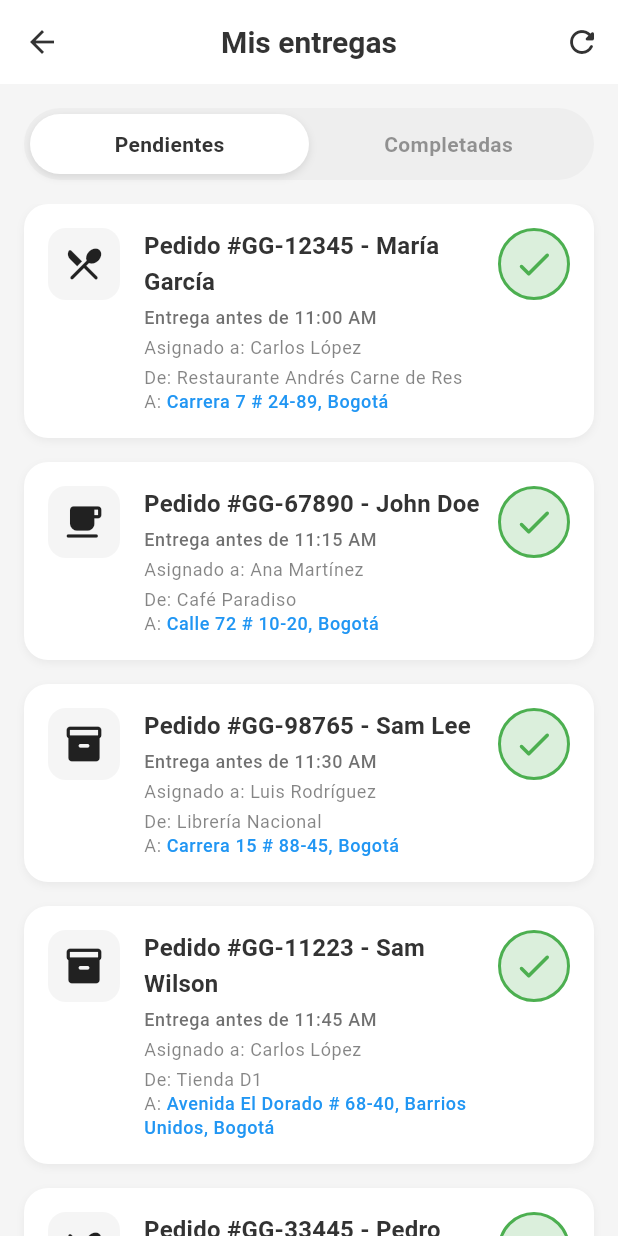
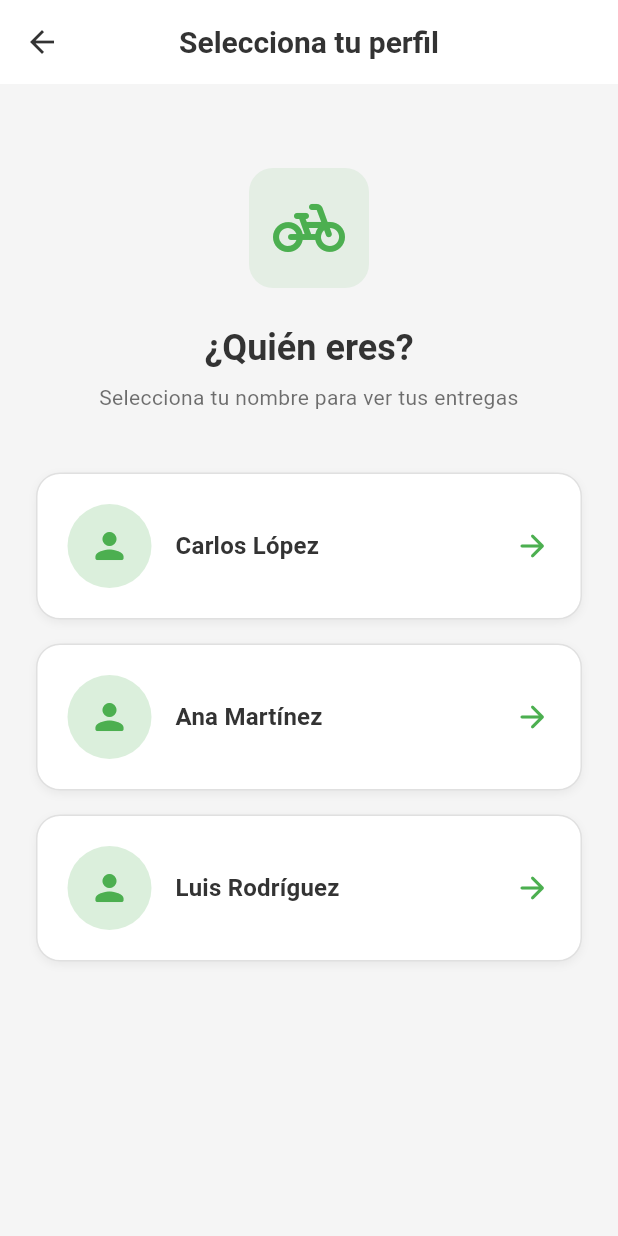
Before and after one commit to JuanFernandoBallesterosMaciasUIS/GreenGo-Logistics3, a Flutter app: the screen it shows after launch, after a tap on "Repartidor", on a phone screen of 412 x 824 dp. Run offline on Flutter 3.47's test engine with Material 3 defaults, Android fonts, the phone set to English and light mode, and no system bars; Roboto replaces fonts that are missing (Manrope).

Commit message:
feat: Agrega pantalla de selección de repartidor y actualiza navegación

```diff
--- a/lib/screens/delivery_person_screen.dart
+++ b/lib/screens/delivery_person_screen.dart
@@ -6,7 +6,12 @@ import '../config/theme.dart';
 import 'package:intl/intl.dart';
 
 class DeliveryPersonScreen extends StatefulWidget {
-  const DeliveryPersonScreen({super.key});
+  final String deliveryPersonName;
+
+  const DeliveryPersonScreen({
+    super.key,
+    required this.deliveryPersonName,
+  });
 
   @override
   State<DeliveryPersonScreen> createState() => _DeliveryPersonScreenState();
@@ -20,9 +25,17 @@ class _DeliveryPersonScreenState extends State<DeliveryPersonScreen> {
     final theme = Theme.of(context);
     final provider = context.watch<DeliveryProvider>();
 
+    // Filtrar entregas solo del repartidor seleccionado
+    final personDeliveries =
+        provider.getDeliveriesForPerson(widget.deliveryPersonName);
+
     final displayDeliveries = _showPending
-        ? provider.pendingDeliveries
-        : provider.completedDeliveries;
+        ? personDeliveries
+            .where((d) => d.status == DeliveryStatus.pending)
+            .toList()
+        : personDeliveries
+            .where((d) => d.status == DeliveryStatus.completed)
+            .toList();
 
     return Scaffold(
       appBar: AppBar(
@@ -30,7 +43,7 @@ class _DeliveryPersonScreenState extends State<DeliveryPersonScreen> {
           icon: const Icon(Icons.arrow_back),
           onPressed: () => Navigator.pop(context),
         ),
-        title: const Text('Mis entregas'),
+        title: Text('Entregas de ${widget.deliveryPersonName}'),
         actions: [
           IconButton(
             icon: const Icon(Icons.refresh_rounded),
--- /dev/null
+++ b/lib/screens/delivery_person_selection_screen.dart
@@ -0,0 +1,162 @@
+import 'package:flutter/material.dart';
+import 'delivery_person_screen.dart';
+
+class DeliveryPersonSelectionScreen extends StatefulWidget {
+  const DeliveryPersonSelectionScreen({super.key});
+
+  @override
+  State<DeliveryPersonSelectionScreen> createState() =>
+      _DeliveryPersonSelectionScreenState();
+}
+
+class _DeliveryPersonSelectionScreenState
+    extends State<DeliveryPersonSelectionScreen> {
+  // Los tres repartidores disponibles
+  static const List<String> deliveryPersons = [
+    'Carlos López',
+    'Ana Martínez',
+    'Luis Rodríguez',
+  ];
+
+  @override
+  Widget build(BuildContext context) {
+    final theme = Theme.of(context);
+
+    return Scaffold(
+      appBar: AppBar(
+        leading: IconButton(
+          icon: const Icon(Icons.arrow_back),
+          onPressed: () => Navigator.pop(context),
+        ),
+        title: const Text('Selecciona tu perfil'),
+      ),
+      body: Padding(
+        padding: const EdgeInsets.all(24.0),
+        child: Column(
+          children: [
+            const SizedBox(height: 32),
+            // Icono
+            Container(
+              height: 80,
+              width: 80,
+              decoration: BoxDecoration(
+                borderRadius: BorderRadius.circular(16),
+                color: theme.colorScheme.primary.withOpacity(0.1),
+              ),
+              child: Icon(
+                Icons.pedal_bike_rounded,
+                size: 48,
+                color: theme.colorScheme.primary,
+              ),
+            ),
+            const SizedBox(height: 24),
+            Text(
+              '¿Quién eres?',
+              style: theme.textTheme.headlineMedium,
+            ),
+            const SizedBox(height: 8),
+            Text(
+              'Selecciona tu nombre para ver tus entregas',
+              textAlign: TextAlign.center,
+              style: theme.textTheme.bodyMedium?.copyWith(
+                color: theme.textTheme.bodyMedium?.color?.withOpacity(0.7),
+              ),
+            ),
+            const SizedBox(height: 40),
+            // Lista de repartidores
+            Expanded(
+              child: ListView.builder(
+                itemCount: deliveryPersons.length,
+                itemBuilder: (context, index) {
+                  final person = deliveryPersons[index];
+                  return Padding(
+                    padding: const EdgeInsets.only(bottom: 16),
+                    child: _DeliveryPersonCard(
+                      name: person,
+                      onTap: () {
+                        Navigator.push(
+                          context,
+                          MaterialPageRoute(
+                            builder: (context) => DeliveryPersonScreen(
+                              deliveryPersonName: person,
+                            ),
+                          ),
+                        );
+                      },
+                    ),
+                  );
+                },
+              ),
+            ),
+          ],
+        ),
+      ),
+    );
+  }
+}
+
+class _DeliveryPersonCard extends StatelessWidget {
+  final String name;
+  final VoidCallback onTap;
+
+  const _DeliveryPersonCard({
+    required this.name,
+    required this.onTap,
+  });
+
+  @override
+  Widget build(BuildContext context) {
+    final theme = Theme.of(context);
+
+    return GestureDetector(
+      onTap: onTap,
+      child: Container(
+        padding: const EdgeInsets.all(20),
+        decoration: BoxDecoration(
+          borderRadius: BorderRadius.circular(16),
+          color: theme.colorScheme.surface,
+          border: Border.all(
+            color: theme.brightness == Brightness.light
+                ? const Color(0xFFE0E0E0)
+                : const Color(0xFF424242),
+          ),
+          boxShadow: [
+            BoxShadow(
+              color: Colors.black.withOpacity(0.05),
+              blurRadius: 4,
+              offset: const Offset(0, 2),
+            ),
+          ],
+        ),
+        child: Row(
+          children: [
+            Container(
+              height: 56,
+              width: 56,
+              decoration: BoxDecoration(
+                shape: BoxShape.circle,
+                color: theme.colorScheme.primary.withOpacity(0.2),
+              ),
+              child: Icon(
+                Icons.person_rounded,
+                color: theme.colorScheme.primary,
+                size: 28,
+              ),
+            ),
+            const SizedBox(width: 16),
+            Expanded(
+              child: Text(
+                name,
+                style: theme.textTheme.titleMedium,
+              ),
+            ),
+            Icon(
+              Icons.arrow_forward_rounded,
+              color: theme.colorScheme.primary,
+            ),
+          ],
+        ),
+      ),
+    );
+  }
+}
--- a/lib/screens/role_selection_screen.dart
+++ b/lib/screens/role_selection_screen.dart
@@ -1,5 +1,5 @@
 import 'package:flutter/material.dart';
-import 'delivery_person_screen.dart';
+import 'delivery_person_selection_screen.dart';
 import 'supervisor_screen.dart';
 
 class RoleSelectionScreen extends StatelessWidget {
@@ -59,7 +59,8 @@ class RoleSelectionScreen extends StatelessWidget {
                   Navigator.push(
                     context,
                     MaterialPageRoute(
-                      builder: (context) => const DeliveryPersonScreen(),
+                      builder: (context) =>
+                          const DeliveryPersonSelectionScreen(),
                     ),
                   );
                 },
```
